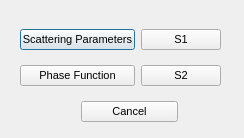
Above: src/optionsdialog.ui from VirtualPhotonics/MieSimulatorGUI before the change. Below: the same form after it.
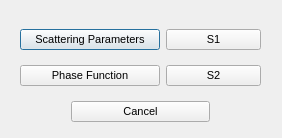
That is the form after the change.

Diff of the .ui file:
```diff
--- a/src/optionsdialog.ui
+++ b/src/optionsdialog.ui
@@ -9,7 +9,7 @@
    <rect>
     <x>0</x>
     <y>0</y>
-    <width>244</width>
+    <width>282</width>
     <height>138</height>
    </rect>
   </property>
@@ -39,27 +39,12 @@
     <rect>
      <x>20</x>
      <y>20</y>
-     <width>201</width>
+     <width>241</width>
      <height>112</height>
     </rect>
    </property>
    <layout class="QGridLayout" name="gridLayout">
-    <item row="0" column="2" colspan="2">
-     <widget class="QPushButton" name="pushButton_S1">
-      <property name="font">
-       <font>
-        <pointsize>8</pointsize>
-       </font>
-      </property>
-      <property name="text">
-       <string>S1</string>
-      </property>
-      <property name="autoDefault">
-       <bool>false</bool>
-      </property>
-     </widget>
-    </item>
-    <item row="1" column="2" colspan="2">
+    <item row="1" column="3" colspan="2">
      <widget class="QPushButton" name="pushButton_S2">
       <property name="font">
        <font>
@@ -74,22 +59,7 @@
       </property>
      </widget>
     </item>
-    <item row="1" column="0" colspan="2">
-     <widget class="QPushButton" name="pushButton_PhaseFunction">
-      <property name="font">
-       <font>
-        <pointsize>8</pointsize>
-       </font>
-      </property>
-      <property name="text">
-       <string>Phase Function</string>
-      </property>
-      <property name="autoDefault">
-       <bool>false</bool>
-      </property>
-     </widget>
-    </item>
-    <item row="2" column="1" colspan="2">
+    <item row="2" column="1" colspan="3">
      <widget class="QPushButton" name="pushButton_Cancel">
       <property name="font">
        <font>
@@ -105,7 +75,22 @@
       </property>
      </widget>
     </item>
-    <item row="0" column="0" colspan="2">
+    <item row="0" column="3" colspan="2">
+     <widget class="QPushButton" name="pushButton_S1">
+      <property name="font">
+       <font>
+        <pointsize>8</pointsize>
+       </font>
+      </property>
+      <property name="text">
+       <string>S1</string>
+      </property>
+      <property name="autoDefault">
+       <bool>false</bool>
+      </property>
+     </widget>
+    </item>
+    <item row="0" column="0" colspan="3">
      <widget class="QPushButton" name="pushButton_ScatPara">
       <property name="font">
        <font>
@@ -118,6 +103,21 @@
       </property>
      </widget>
     </item>
+    <item row="1" column="0" colspan="3">
+     <widget class="QPushButton" name="pushButton_PhaseFunction">
+      <property name="font">
+       <font>
+        <pointsize>8</pointsize>
+       </font>
+      </property>
+      <property name="text">
+       <string>Phase Function</string>
+      </property>
+      <property name="autoDefault">
+       <bool>false</bool>
+      </property>
+     </widget>
+    </item>
    </layout>
   </widget>
  </widget>
```
